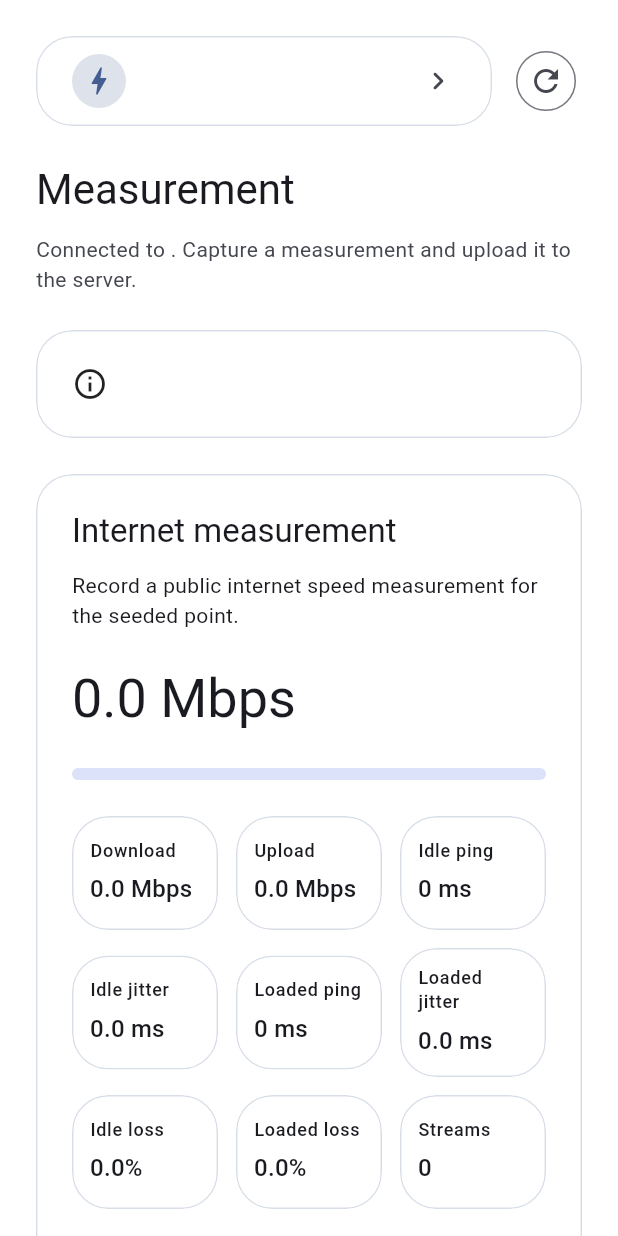
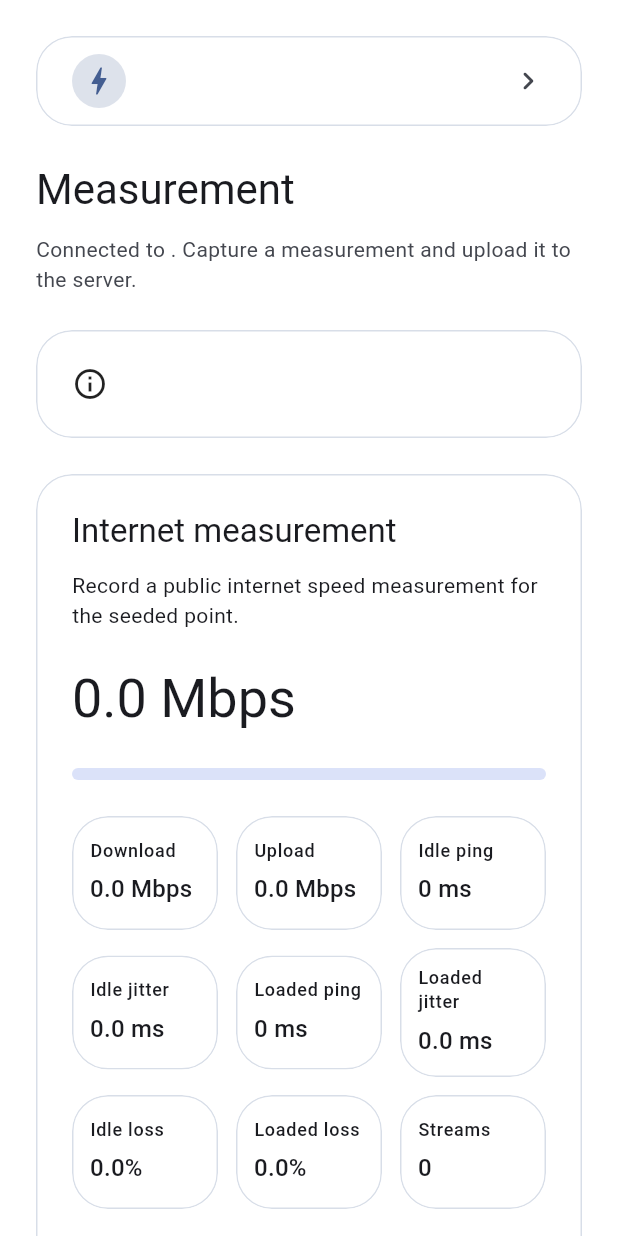
Before and after one commit to Nischay-Pro/wifi-heat-mapper, a Flutter app: the MeasurementsView screen opened directly with empty values, on a phone screen of 412 x 824 dp. Run offline on Flutter 3.47's test engine with Material 3 defaults, Android fonts, the phone set to English and light mode, and no system bars; our stand-ins replace device_info_plus, flutter_riverpod, permission_handler, shared_preferences; missing offline and left inert: app_settings; accounts and stored records are empty.

Commit message:
refactor: simplify measurement screen actions

```diff
--- a/mobile/lib/src/features/measurements/measurements_page.dart
+++ b/mobile/lib/src/features/measurements/measurements_page.dart
@@ -343,7 +343,6 @@ class _MeasurementsPageState extends ConsumerState<MeasurementsPage>
       internetMeasurementError: _internetMeasurementError,
       measurementSubmissionMessage: _measurementSubmissionMessage,
       lastRecordedAt: _lastRecordedAt,
-      onRefresh: () => _loadMetadata(showLoading: false),
       onRecordMeasurement: _recordMeasurement,
     );
   }
@@ -368,7 +367,6 @@ class MeasurementsView extends StatelessWidget {
     required this.internetMeasurementError,
     required this.measurementSubmissionMessage,
     required this.lastRecordedAt,
-    required this.onRefresh,
     required this.onRecordMeasurement,
   });
 
@@ -387,7 +385,6 @@ class MeasurementsView extends StatelessWidget {
   final String? internetMeasurementError;
   final String? measurementSubmissionMessage;
   final DateTime? lastRecordedAt;
-  final Future<void> Function() onRefresh;
   final Future<void> Function() onRecordMeasurement;
 
   @override
@@ -421,8 +418,6 @@ class MeasurementsView extends StatelessWidget {
           selectedSiteSlug: selectedSiteSlug,
           onOpenSiteSettings: onOpenSiteSettings,
           wifiMetadata: wifiMetadata,
-          isRefreshing: isLoading || isRefreshing,
-          onRefresh: onRefresh,
         ),
         SizedBox(height: tokens.sectionGap),
         if (isLoading)
@@ -732,19 +727,7 @@ class MeasurementsView extends StatelessWidget {
     }
 
     return Scaffold(
-      appBar: AppBar(
-        title: const Text('Measurements'),
-        actions: [
-          AppBusyIconButton(
-            onPressed: () {
-              onRefresh();
-            },
-            tooltip: 'Refresh Wi-Fi details',
-            icon: Icons.refresh,
-            isBusy: isLoading || isRefreshing,
-          ),
-        ],
-      ),
+      appBar: AppBar(title: const Text('Measurements')),
       body: SafeArea(child: content),
     );
   }
@@ -806,15 +789,11 @@ class _MeasurementHeader extends StatelessWidget {
     required this.selectedSiteSlug,
     required this.onOpenSiteSettings,
     required this.wifiMetadata,
-    required this.isRefreshing,
-    required this.onRefresh,
   });
 
   final String selectedSiteSlug;
   final VoidCallback? onOpenSiteSettings;
   final WifiMetadata wifiMetadata;
-  final bool isRefreshing;
-  final Future<void> Function() onRefresh;
 
   @override
   Widget build(BuildContext context) {
@@ -868,18 +847,6 @@ class _MeasurementHeader extends StatelessWidget {
                 ),
               ),
             ),
-            SizedBox(width: tokens.spacing.compact),
-            IconButton.outlined(
-              onPressed: isRefreshing
-                  ? null
-                  : () {
-                      onRefresh();
-                    },
-              icon: isRefreshing
-                  ? const LoadingIndicator.small()
-                  : const Icon(Icons.refresh),
-              tooltip: 'Refresh Wi-Fi details',
-            ),
           ],
         ),
         SizedBox(height: tokens.spacing.regular),
```
